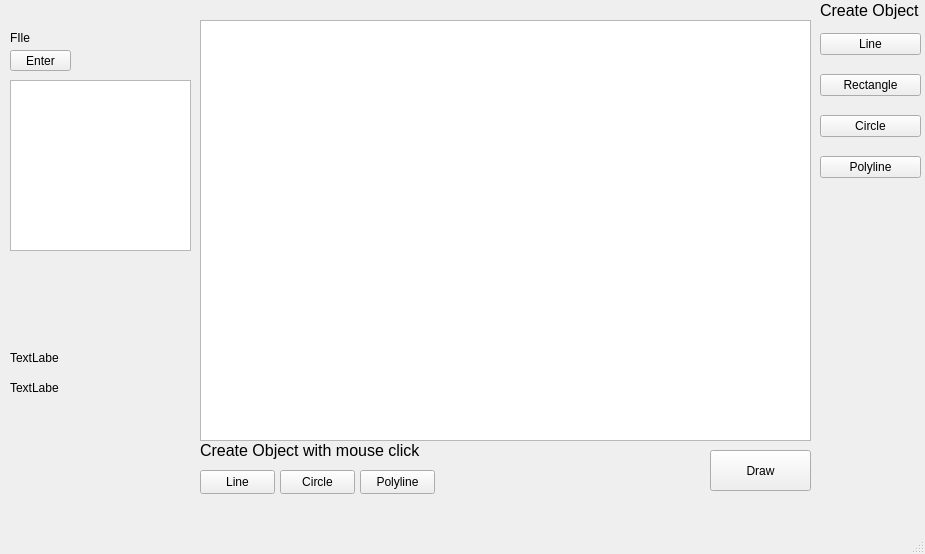
Above: Project13Qt/mainwindow.ui from Florcher/Educational-lesson before the change. Below: the same form after it.
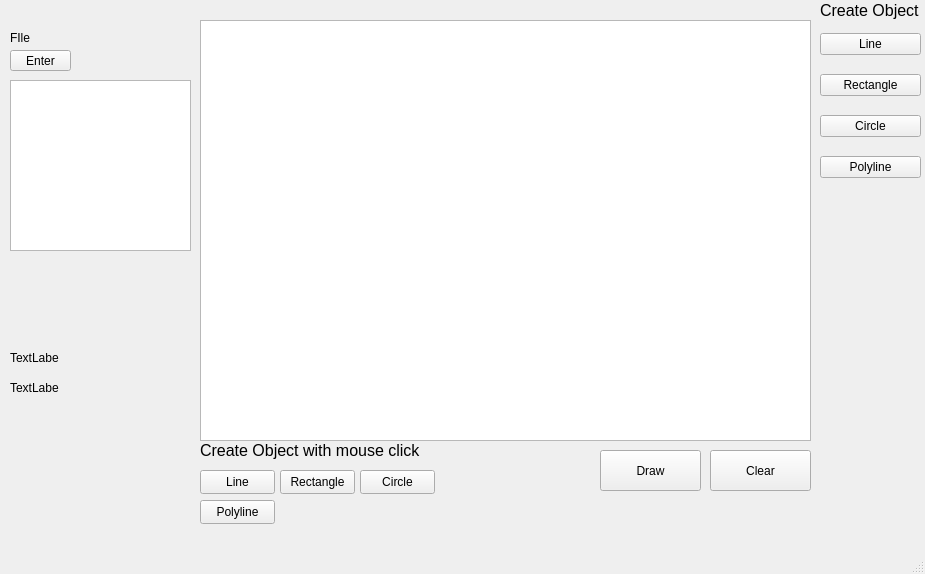
That is the form after the change.

Commit message: create entity rework

```diff
--- a/Project13Qt/mainwindow.ui
+++ b/Project13Qt/mainwindow.ui
@@ -7,7 +7,7 @@
     <x>0</x>
     <y>0</y>
     <width>925</width>
-    <height>554</height>
+    <height>574</height>
    </rect>
   </property>
   <property name="windowTitle">
@@ -17,7 +17,7 @@
    <widget class="QPushButton" name="btnDraw">
     <property name="geometry">
      <rect>
-      <x>710</x>
+      <x>600</x>
       <y>450</y>
       <width>101</width>
       <height>41</height>
@@ -181,7 +181,7 @@
    <widget class="QPushButton" name="btnCreateCircleWithClick">
     <property name="geometry">
      <rect>
-      <x>280</x>
+      <x>360</x>
       <y>470</y>
       <width>75</width>
       <height>24</height>
@@ -194,8 +194,8 @@
    <widget class="QPushButton" name="btnCreatePolylineWithClick">
     <property name="geometry">
      <rect>
-      <x>360</x>
-      <y>470</y>
+      <x>200</x>
+      <y>500</y>
       <width>75</width>
       <height>24</height>
      </rect>
@@ -204,6 +204,32 @@
      <string>Polyline</string>
     </property>
    </widget>
+   <widget class="QPushButton" name="btnClearScene">
+    <property name="geometry">
+     <rect>
+      <x>710</x>
+      <y>450</y>
+      <width>101</width>
+      <height>41</height>
+     </rect>
+    </property>
+    <property name="text">
+     <string>Clear</string>
+    </property>
+   </widget>
+   <widget class="QPushButton" name="btnCreateRectangleWithClick">
+    <property name="geometry">
+     <rect>
+      <x>280</x>
+      <y>470</y>
+      <width>75</width>
+      <height>24</height>
+     </rect>
+    </property>
+    <property name="text">
+     <string>Rectangle</string>
+    </property>
+   </widget>
   </widget>
   <widget class="QMenuBar" name="menubar">
    <property name="geometry">
```
The commit also changes 13 other files.
